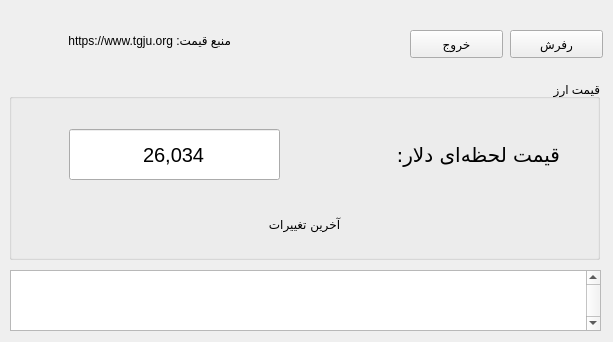
The window that mainwindow.ui (bardianz/python-web-scraping-gets-price-of-currency) describes before a commit, drawn with Qt 5.
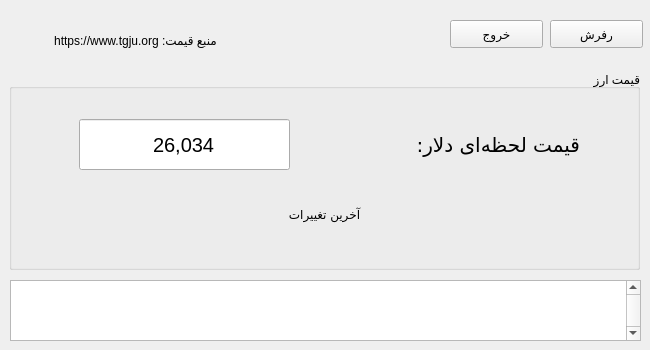
The same window after the commit.

Commit message: fixed height and width read-only attr for textboxes

Patch:
```diff
--- a/mainwindow.ui
+++ b/mainwindow.ui
@@ -6,18 +6,35 @@
    <rect>
     <x>0</x>
     <y>0</y>
-    <width>613</width>
-    <height>342</height>
+    <width>650</width>
+    <height>350</height>
    </rect>
   </property>
+  <property name="sizePolicy">
+   <sizepolicy hsizetype="Fixed" vsizetype="Fixed">
+    <horstretch>0</horstretch>
+    <verstretch>0</verstretch>
+   </sizepolicy>
+  </property>
+  <property name="font">
+   <font>
+    <kerning>true</kerning>
+   </font>
+  </property>
   <property name="windowTitle">
    <string>MainWindow</string>
   </property>
   <widget class="QWidget" name="centralwidget">
+   <property name="sizePolicy">
+    <sizepolicy hsizetype="Fixed" vsizetype="Fixed">
+     <horstretch>0</horstretch>
+     <verstretch>0</verstretch>
+    </sizepolicy>
+   </property>
    <widget class="QLabel" name="label">
     <property name="geometry">
      <rect>
-      <x>20</x>
+      <x>30</x>
       <y>30</y>
       <width>211</width>
       <height>20</height>
@@ -26,12 +43,15 @@
     <property name="text">
      <string>منبع قیمت: https://www.tgju.org</string>
     </property>
+    <property name="alignment">
+     <set>Qt::AlignCenter</set>
+    </property>
    </widget>
    <widget class="QPushButton" name="refreshBtn">
     <property name="geometry">
      <rect>
-      <x>510</x>
-      <y>30</y>
+      <x>550</x>
+      <y>20</y>
       <width>93</width>
       <height>28</height>
      </rect>
@@ -43,8 +63,8 @@
    <widget class="QPushButton" name="exitBtn">
     <property name="geometry">
      <rect>
-      <x>410</x>
-      <y>30</y>
+      <x>450</x>
+      <y>20</y>
       <width>93</width>
       <height>28</height>
      </rect>
@@ -57,11 +77,17 @@
     <property name="geometry">
      <rect>
       <x>9</x>
-      <y>79</y>
-      <width>591</width>
-      <height>181</height>
+      <y>69</y>
+      <width>631</width>
+      <height>201</height>
      </rect>
     </property>
+    <property name="sizePolicy">
+     <sizepolicy hsizetype="Fixed" vsizetype="Fixed">
+      <horstretch>0</horstretch>
+      <verstretch>0</verstretch>
+     </sizepolicy>
+    </property>
     <property name="title">
      <string>قیمت ارز</string>
     </property>
@@ -71,7 +97,7 @@
     <widget class="QLabel" name="label_2">
      <property name="geometry">
       <rect>
-       <x>280</x>
+       <x>300</x>
        <y>50</y>
        <width>271</width>
        <height>51</height>
@@ -90,7 +116,7 @@
     <widget class="QLabel" name="last_change">
      <property name="geometry">
       <rect>
-       <x>160</x>
+       <x>180</x>
        <y>130</y>
        <width>271</width>
        <height>31</height>
@@ -115,7 +141,7 @@
     <widget class="QLineEdit" name="price">
      <property name="geometry">
       <rect>
-       <x>60</x>
+       <x>70</x>
        <y>50</y>
        <width>211</width>
        <height>51</height>
@@ -135,20 +161,32 @@
      <property name="alignment">
       <set>Qt::AlignCenter</set>
      </property>
+     <property name="readOnly">
+      <bool>true</bool>
+     </property>
     </widget>
    </widget>
    <widget class="QPlainTextEdit" name="log">
     <property name="geometry">
      <rect>
       <x>10</x>
-      <y>270</y>
-      <width>591</width>
+      <y>280</y>
+      <width>631</width>
       <height>61</height>
      </rect>
     </property>
     <property name="verticalScrollBarPolicy">
      <enum>Qt::ScrollBarAlwaysOn</enum>
     </property>
+    <property name="sizeAdjustPolicy">
+     <enum>QAbstractScrollArea::AdjustToContents</enum>
+    </property>
+    <property name="undoRedoEnabled">
+     <bool>false</bool>
+    </property>
+    <property name="readOnly">
+     <bool>true</bool>
+    </property>
    </widget>
   </widget>
  </widget>
```
Left out of the diff: 2 changed lines with no effect on the pictures. The commit also changes 1 other file.
